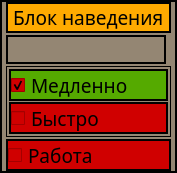
First picture: the form in TraineeProjectSource/ui_files/aimingblockwindow.ui, repository orizonti/AstraTraineeProject, before the edit.
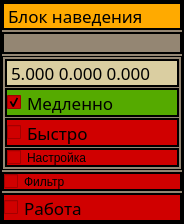
Second picture: the form after the edit. Icons and pictures are not drawn.

Commit message: Kalman filter work bad, signal real time display glitch

What changed in the file:
```diff
--- a/TraineeProjectSource/ui_files/aimingblockwindow.ui
+++ b/TraineeProjectSource/ui_files/aimingblockwindow.ui
@@ -6,8 +6,8 @@
    <rect>
     <x>0</x>
     <y>0</y>
-    <width>177</width>
-    <height>173</height>
+    <width>184</width>
+    <height>224</height>
    </rect>
   </property>
   <property name="windowTitle">
@@ -43,36 +43,6 @@
    <property name="spacing">
     <number>2</number>
    </property>
-   <item row="0" column="0">
-    <widget class="QLabel" name="label">
-     <property name="sizePolicy">
-      <sizepolicy hsizetype="Preferred" vsizetype="Maximum">
-       <horstretch>0</horstretch>
-       <verstretch>0</verstretch>
-      </sizepolicy>
-     </property>
-     <property name="font">
-      <font>
-       <family>Sans Serif</family>
-       <pointsize>14</pointsize>
-       <weight>50</weight>
-       <italic>false</italic>
-       <bold>false</bold>
-      </font>
-     </property>
-     <property name="styleSheet">
-      <string notr="true">QLabel
-{
-border: 2px solid line black;
-	
-	background-color: rgb(255, 170, 0);
-}</string>
-     </property>
-     <property name="text">
-      <string>Блок наведения</string>
-     </property>
-    </widget>
-   </item>
    <item row="1" column="0">
     <widget class="QLabel" name="label_2">
      <property name="sizePolicy">
@@ -83,8 +53,8 @@
      </property>
      <property name="maximumSize">
       <size>
-       <width>160</width>
-       <height>80</height>
+       <width>200</width>
+       <height>70</height>
       </size>
      </property>
      <property name="text">
@@ -101,6 +71,36 @@
      </property>
     </widget>
    </item>
+   <item row="0" column="0">
+    <widget class="QLabel" name="label">
+     <property name="sizePolicy">
+      <sizepolicy hsizetype="Preferred" vsizetype="Maximum">
+       <horstretch>0</horstretch>
+       <verstretch>0</verstretch>
+      </sizepolicy>
+     </property>
+     <property name="font">
+      <font>
+       <family>Sans Serif</family>
+       <pointsize>13</pointsize>
+       <weight>50</weight>
+       <italic>false</italic>
+       <bold>false</bold>
+      </font>
+     </property>
+     <property name="styleSheet">
+      <string notr="true">QLabel
+{
+border: 2px solid line black;
+	
+	background-color: rgb(255, 170, 0);
+}</string>
+     </property>
+     <property name="text">
+      <string>Блок наведения</string>
+     </property>
+    </widget>
+   </item>
    <item row="2" column="0">
     <widget class="QGroupBox" name="groupBox">
      <property name="styleSheet">
@@ -153,12 +153,36 @@
       <property name="bottomMargin">
        <number>1</number>
       </property>
+      <item>
+       <widget class="QLabel" name="labelPidParam">
+        <property name="font">
+         <font>
+          <family>Sans Serif</family>
+          <pointsize>13</pointsize>
+          <weight>50</weight>
+          <italic>false</italic>
+          <bold>false</bold>
+         </font>
+        </property>
+        <property name="styleSheet">
+         <string notr="true">QLabel
+{
+  
+	font: 13pt &quot;Sans Serif&quot;;
+	background-color: rgb(218, 206, 161);
+}</string>
+        </property>
+        <property name="text">
+         <string>5.000 0.000 0.000</string>
+        </property>
+       </widget>
+      </item>
       <item>
        <widget class="QCheckBox" name="checkMoveSlowPID">
         <property name="font">
          <font>
           <family>Sans Serif</family>
-          <pointsize>14</pointsize>
+          <pointsize>13</pointsize>
           <weight>50</weight>
           <italic>false</italic>
           <bold>false</bold>
@@ -196,7 +220,7 @@
         <property name="font">
          <font>
           <family>Sans Serif</family>
-          <pointsize>14</pointsize>
+          <pointsize>13</pointsize>
           <weight>50</weight>
           <italic>false</italic>
           <bold>false</bold>
@@ -226,15 +250,41 @@
         </property>
        </widget>
       </item>
+      <item>
+       <widget class="QCheckBox" name="checkTuningMode">
+        <property name="styleSheet">
+         <string notr="true">QCheckBox
+{
+border: 2px solid line black;
+	
+	
+	background-color: rgb(208, 0, 0);
+}
+
+QCheckBox::checked
+{
+border: 2px solid line black;
+	
+	background-color: rgb(85, 170, 0);
+}</string>
+        </property>
+        <property name="text">
+         <string>Настройка</string>
+        </property>
+        <property name="autoExclusive">
+         <bool>true</bool>
+        </property>
+       </widget>
+      </item>
      </layout>
     </widget>
    </item>
-   <item row="3" column="0">
+   <item row="4" column="0">
     <widget class="QCheckBox" name="checkWorkBlock">
      <property name="font">
       <font>
        <family>Sans Serif</family>
-       <pointsize>14</pointsize>
+       <pointsize>13</pointsize>
        <weight>50</weight>
        <italic>false</italic>
        <bold>false</bold>
@@ -261,6 +311,32 @@
      </property>
     </widget>
    </item>
+   <item row="3" column="0">
+    <widget class="QCheckBox" name="checkBoxFilterOnOff">
+     <property name="styleSheet">
+      <string notr="true">QCheckBox
+{
+border: 2px solid line black;
+	
+	
+	background-color: rgb(208, 0, 0);
+}
+
+QCheckBox::checked
+{
+border: 2px solid line black;
+	
+	background-color: rgb(85, 170, 0);
+}</string>
+     </property>
+     <property name="text">
+      <string>Фильтр</string>
+     </property>
+     <property name="checked">
+      <bool>false</bool>
+     </property>
+    </widget>
+   </item>
   </layout>
  </widget>
  <layoutdefault spacing="6" margin="11"/>
```
Left out of the diff: 2 changed lines with no effect on the pictures. The commit also changes 140 other files.
